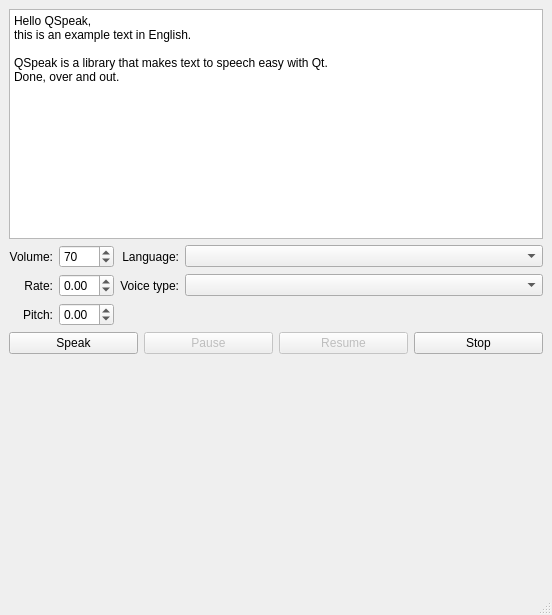
Qt form examples/widgets/hello_speak/mainwindow.ui (qt/qtspeech) before a commit.
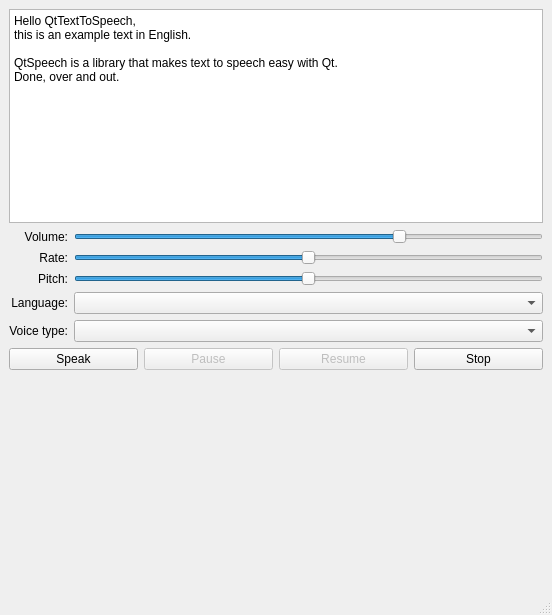
The same form after that commit.

Commit message: Make the example more touch friendly

```diff
--- a/examples/widgets/hello_speak/mainwindow.ui
+++ b/examples/widgets/hello_speak/mainwindow.ui
@@ -24,18 +24,63 @@
        </sizepolicy>
       </property>
       <property name="plainText">
-       <string>Hello QSpeak,
+       <string>Hello QtTextToSpeech,
 this is an example text in English.
 
-QSpeak is a library that makes text to speech easy with Qt.
+QtSpeech is a library that makes text to speech easy with Qt.
 Done, over and out.</string>
       </property>
      </widget>
     </item>
     <item>
      <layout class="QGridLayout" name="gridLayout">
-      <item row="1" column="3">
+      <item row="5" column="0">
+       <widget class="QLabel" name="label_5">
+        <property name="sizePolicy">
+         <sizepolicy hsizetype="Minimum" vsizetype="Preferred">
+          <horstretch>0</horstretch>
+          <verstretch>0</verstretch>
+         </sizepolicy>
+        </property>
+        <property name="text">
+         <string>Voice type:</string>
+        </property>
+        <property name="alignment">
+         <set>Qt::AlignRight|Qt::AlignTrailing|Qt::AlignVCenter</set>
+        </property>
+        <property name="buddy">
+         <cstring>voiceType</cstring>
+        </property>
+       </widget>
+      </item>
+      <item row="4" column="1">
+       <widget class="QComboBox" name="language">
+        <property name="sizePolicy">
+         <sizepolicy hsizetype="Expanding" vsizetype="Fixed">
+          <horstretch>0</horstretch>
+          <verstretch>0</verstretch>
+         </sizepolicy>
+        </property>
+       </widget>
+      </item>
+      <item row="5" column="1">
+       <widget class="QComboBox" name="voiceType">
+        <property name="sizePolicy">
+         <sizepolicy hsizetype="Expanding" vsizetype="Fixed">
+          <horstretch>0</horstretch>
+          <verstretch>0</verstretch>
+         </sizepolicy>
+        </property>
+       </widget>
+      </item>
+      <item row="4" column="0">
        <widget class="QLabel" name="label_4">
+        <property name="sizePolicy">
+         <sizepolicy hsizetype="Minimum" vsizetype="Preferred">
+          <horstretch>0</horstretch>
+          <verstretch>0</verstretch>
+         </sizepolicy>
+        </property>
         <property name="text">
          <string>Language:</string>
         </property>
@@ -47,111 +92,100 @@
         </property>
        </widget>
       </item>
-      <item row="1" column="4">
-       <widget class="QComboBox" name="language"/>
+      <item row="3" column="0">
+       <widget class="QLabel" name="label_3">
+        <property name="sizePolicy">
+         <sizepolicy hsizetype="Minimum" vsizetype="Preferred">
+          <horstretch>0</horstretch>
+          <verstretch>0</verstretch>
+         </sizepolicy>
+        </property>
+        <property name="text">
+         <string>Pitch:</string>
+        </property>
+        <property name="alignment">
+         <set>Qt::AlignRight|Qt::AlignTrailing|Qt::AlignVCenter</set>
+        </property>
+       </widget>
       </item>
       <item row="1" column="0">
        <widget class="QLabel" name="label_2">
+        <property name="sizePolicy">
+         <sizepolicy hsizetype="Minimum" vsizetype="Preferred">
+          <horstretch>0</horstretch>
+          <verstretch>0</verstretch>
+         </sizepolicy>
+        </property>
         <property name="text">
          <string>Volume:</string>
         </property>
         <property name="alignment">
          <set>Qt::AlignRight|Qt::AlignTrailing|Qt::AlignVCenter</set>
         </property>
-        <property name="buddy">
-         <cstring>volume</cstring>
-        </property>
        </widget>
       </item>
       <item row="2" column="0">
        <widget class="QLabel" name="label">
+        <property name="sizePolicy">
+         <sizepolicy hsizetype="Minimum" vsizetype="Preferred">
+          <horstretch>0</horstretch>
+          <verstretch>0</verstretch>
+         </sizepolicy>
+        </property>
         <property name="text">
          <string>Rate:</string>
         </property>
         <property name="alignment">
          <set>Qt::AlignRight|Qt::AlignTrailing|Qt::AlignVCenter</set>
         </property>
-        <property name="buddy">
-         <cstring>rate</cstring>
-        </property>
-       </widget>
-      </item>
-      <item row="3" column="0">
-       <widget class="QLabel" name="label_3">
-        <property name="text">
-         <string>Pitch:</string>
-        </property>
-        <property name="alignment">
-         <set>Qt::AlignRight|Qt::AlignTrailing|Qt::AlignVCenter</set>
-        </property>
-        <property name="buddy">
-         <cstring>pitch</cstring>
-        </property>
-       </widget>
-      </item>
-      <item row="2" column="1">
-       <widget class="QDoubleSpinBox" name="rate">
-        <property name="minimum">
-         <double>-1.000000000000000</double>
-        </property>
-        <property name="maximum">
-         <double>1.000000000000000</double>
-        </property>
-        <property name="singleStep">
-         <double>0.100000000000000</double>
-        </property>
        </widget>
       </item>
       <item row="3" column="1">
-       <widget class="QDoubleSpinBox" name="pitch">
+       <widget class="QSlider" name="pitch">
         <property name="minimum">
-         <double>-1.000000000000000</double>
+         <number>-10</number>
         </property>
         <property name="maximum">
-         <double>1.000000000000000</double>
+         <number>10</number>
         </property>
         <property name="singleStep">
-         <double>0.100000000000000</double>
+         <number>1</number>
         </property>
+        <property name="orientation">
+         <enum>Qt::Horizontal</enum>
+        </property>
        </widget>
       </item>
-      <item row="2" column="3">
-       <widget class="QLabel" name="label_5">
-        <property name="text">
-         <string>Voice type:</string>
+      <item row="2" column="1">
+       <widget class="QSlider" name="rate">
+        <property name="minimum">
+         <number>-10</number>
         </property>
-        <property name="alignment">
-         <set>Qt::AlignRight|Qt::AlignTrailing|Qt::AlignVCenter</set>
+        <property name="maximum">
+         <number>10</number>
         </property>
-        <property name="buddy">
-         <cstring>voiceType</cstring>
-        </property>
-       </widget>
-      </item>
-      <item row="3" column="4">
-       <spacer name="horizontalSpacer">
         <property name="orientation">
          <enum>Qt::Horizontal</enum>
         </property>
-        <property name="sizeHint" stdset="0">
-         <size>
-          <width>40</width>
-          <height>20</height>
-         </size>
-        </property>
-       </spacer>
-      </item>
-      <item row="2" column="4">
-       <widget class="QComboBox" name="voiceType"/>
+       </widget>
       </item>
       <item row="1" column="1">
-       <widget class="QSpinBox" name="volume">
+       <widget class="QSlider" name="volume">
         <property name="maximum">
          <number>100</number>
         </property>
+        <property name="singleStep">
+         <number>5</number>
+        </property>
+        <property name="pageStep">
+         <number>20</number>
+        </property>
         <property name="value">
          <number>70</number>
         </property>
+        <property name="orientation">
+         <enum>Qt::Horizontal</enum>
+        </property>
        </widget>
       </item>
      </layout>
```
Left out of the diff: 5 changed lines with no effect on the pictures. The commit also changes 2 other files.
